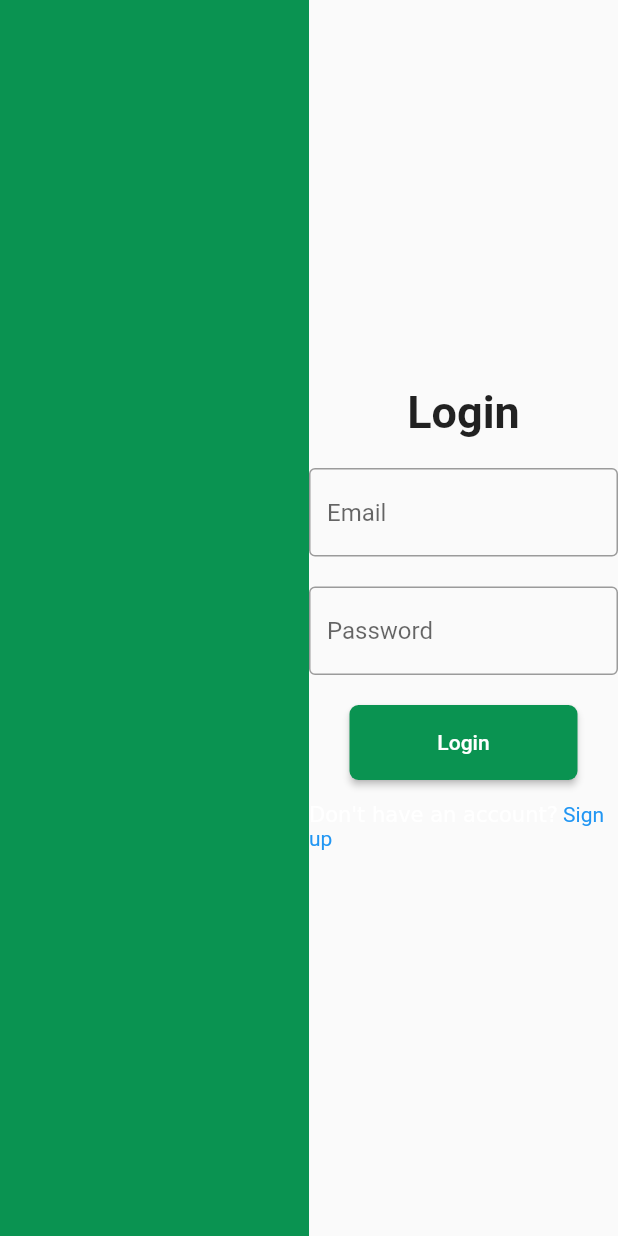
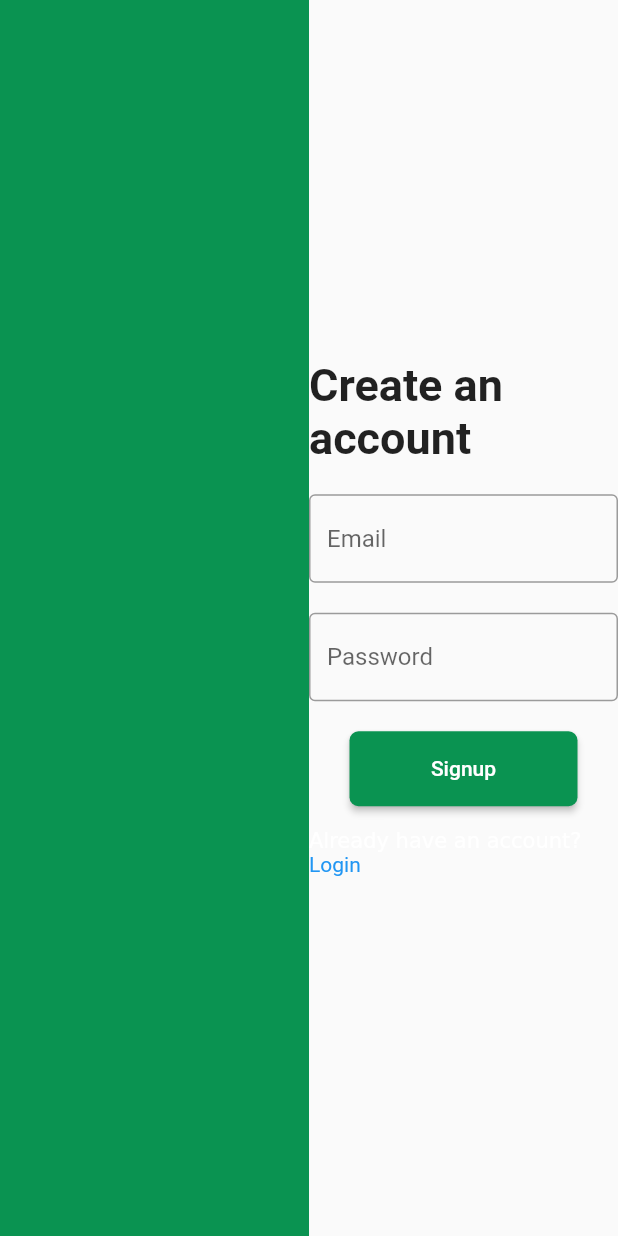
Before and after one commit to philliplumod/oro_kalimpyo_login_signup, a Flutter app: the screen it shows after launch, on a phone screen of 412 x 824 dp. Run offline on Flutter 3.47's test engine with Material 2 defaults, Android fonts, the phone set to English and light mode, and no system bars; our stand-ins replace firebase_core; accounts and stored records are empty.

Commit message:
fix some issue fron the ui

```diff
--- a/lib/presentation/screens/loginpage_page.dart
+++ b/lib/presentation/screens/loginpage_page.dart
@@ -1,5 +1,6 @@
 import 'package:flutter/gestures.dart';
 import 'package:flutter/material.dart';
+import 'package:oro_kalimpyo_login_signup/presentation/widgets/signup_form.dart';
 import 'package:oro_kalimpyo_login_signup/styles/colors.dart';
 
 import '../widgets/login_form.dart';
@@ -14,6 +15,7 @@ class LandingPage extends StatefulWidget {
 class _LandingPageState extends State<LandingPage> {
   final _formKey = GlobalKey<FormState>();
   bool _showLoginForm = false;
+  bool _showLoginText = false;
   @override
   Widget build(BuildContext context) {
     return Scaffold(
@@ -32,22 +34,33 @@ class _LandingPageState extends State<LandingPage> {
                   child: Column(
                     mainAxisAlignment: MainAxisAlignment.center,
                     children: [
-                      LoginForm(
-                        formKey: _formKey,
-                      ),
+                      _showLoginForm
+                          ? LoginForm(formKey: _formKey)
+                          : SignupForm(formKey: _formKey),
                       const SizedBox(
                         height: 15,
                       ),
                       RichText(
                         text: TextSpan(
                           children: [
-                            const TextSpan(text: "Don't have an account?"),
                             TextSpan(
-                              text: ' Sign up',
-                              style: const TextStyle(color: Colors.blue),
+                              text: _showLoginText
+                                  ? 'Don\'t have an account?'
+                                  : 'Already have an account?',
+                            ),
+                            TextSpan(
+                              text: _showLoginText ? ' Signup' : ' Login',
+                              style: const TextStyle(
+                                color: Colors.blue,
+                              ),
                               recognizer: TapGestureRecognizer()
                                 ..onTap = () {
-                                  // Handle the tap on the "Sign up" text here
+                                  setState(() {
+                                    _showLoginForm = !_showLoginForm;
+                                    _showLoginText = !_showLoginText;
+                                  });
+
+                                  _formKey.currentState?.reset();
                                 },
                             ),
                           ],
--- /dev/null
+++ b/lib/presentation/widgets/custom_textfield.dart
@@ -0,0 +1,29 @@
+import 'package:flutter/material.dart';
+
+class CustomTextField extends StatelessWidget {
+  final String hintText;
+  final TextEditingController? controller;
+  final String? Function(String?)? validator;
+  final bool obscureText;
+
+  const CustomTextField({
+    Key? key,
+    required this.hintText,
+     this.controller,
+    this.validator,
+    this.obscureText = false,
+  }) : super(key: key);
+
+  @override
+  Widget build(BuildContext context) {
+    return TextFormField(
+      decoration: InputDecoration(
+        hintText: hintText,
+        border: const OutlineInputBorder(),
+      ),
+      controller: controller,
+      validator: validator,
+      obscureText: obscureText,
+    );
+  }
+}
--- a/lib/presentation/widgets/login_form.dart
+++ b/lib/presentation/widgets/login_form.dart
@@ -1,5 +1,6 @@
 import 'package:flutter/material.dart';
 import 'package:oro_kalimpyo_login_signup/presentation/widgets/custom_button.dart';
+import 'package:oro_kalimpyo_login_signup/presentation/widgets/custom_textfield.dart';
 
 class LoginForm extends StatelessWidget {
   const LoginForm({super.key, required GlobalKey<FormState> formKey})
@@ -21,11 +22,20 @@ class LoginForm extends StatelessWidget {
             const SizedBox(
               height: 20,
             ),
-            TextFormField(
-              decoration: const InputDecoration(
-                hintText: 'Email',
-                border: OutlineInputBorder(),
-              ),
+            // TextFormField(
+            //   decoration: const InputDecoration(
+            //     hintText: 'Email',
+            //     border: OutlineInputBorder(),
+            //   ),
+            //   validator: (value) {
+            //     if (value!.isEmpty) {
+            //       return 'Please enter your email';
+            //     }
+            //     return null;
+            //   },
+            // ),
+            CustomTextField(
+              hintText: 'Email',
               validator: (value) {
                 if (value!.isEmpty) {
                   return 'Please enter your email';
@@ -33,15 +43,12 @@ class LoginForm extends StatelessWidget {
                 return null;
               },
             ),
+
             const SizedBox(
               height: 20,
             ),
-            TextFormField(
-              obscureText: true,
-              decoration: const InputDecoration(
-                hintText: 'Password',
-                border: OutlineInputBorder(),
-              ),
+            CustomTextField(
+              hintText: 'Password',
               validator: (value) {
                 if (value!.isEmpty) {
                   return 'Please enter your password';
--- a/lib/presentation/widgets/signup_form.dart
+++ b/lib/presentation/widgets/signup_form.dart
@@ -1,5 +1,6 @@
 import 'package:flutter/material.dart';
 import 'package:oro_kalimpyo_login_signup/presentation/widgets/custom_button.dart';
+import 'package:oro_kalimpyo_login_signup/presentation/widgets/custom_textfield.dart';
 
 class SignupForm extends StatelessWidget {
   const SignupForm({super.key, required GlobalKey<FormState> formKey})
@@ -15,17 +16,14 @@ class SignupForm extends StatelessWidget {
           mainAxisAlignment: MainAxisAlignment.center,
           children: [
             const Text(
-              'Login',
+              'Create an account',
               style: TextStyle(fontSize: 30, fontWeight: FontWeight.bold),
             ),
             const SizedBox(
               height: 20,
             ),
-            TextFormField(
-              decoration: const InputDecoration(
-                hintText: 'Email',
-                border: OutlineInputBorder(),
-              ),
+            CustomTextField(
+              hintText: 'Email',
               validator: (value) {
                 if (value!.isEmpty) {
                   return 'Please enter your email';
@@ -36,12 +34,8 @@ class SignupForm extends StatelessWidget {
             const SizedBox(
               height: 20,
             ),
-            TextFormField(
-              obscureText: true,
-              decoration: const InputDecoration(
-                hintText: 'Password',
-                border: OutlineInputBorder(),
-              ),
+            CustomTextField(
+              hintText: 'Password',
               validator: (value) {
                 if (value!.isEmpty) {
                   return 'Please enter your password';
```
Also changed, not shown: lib/cons/cdo_barangay.dart (added, +82 -0 lines).
